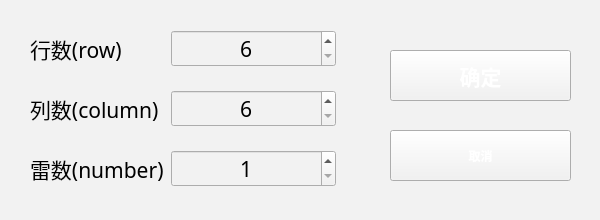
First picture: the form in uiFiles/ui_defined_parameter.ui, repository ljzloser/Solvable-Minesweeper, before the edit.
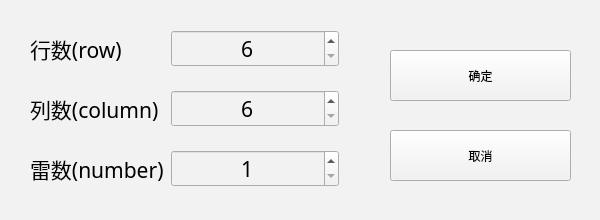
Second picture: the form after the edit. Icons and pictures are not drawn.

Diff of the .ui file:
```diff
--- a/uiFiles/ui_defined_parameter.ui
+++ b/uiFiles/ui_defined_parameter.ui
@@ -53,11 +53,6 @@
    <property name="focusPolicy">
     <enum>Qt::NoFocus</enum>
    </property>
-   <property name="styleSheet">
-    <string notr="true">border-image: url(media/button.png);
-font: 16pt &quot;黑体&quot;;
-color:white;font: bold;</string>
-   </property>
    <property name="text">
     <string>取消</string>
    </property>
@@ -71,23 +66,9 @@
      <height>51</height>
     </rect>
    </property>
-   <property name="font">
-    <font>
-     <family>黑体</family>
-     <pointsize>16</pointsize>
-     <weight>75</weight>
-     <italic>false</italic>
-     <bold>true</bold>
-    </font>
-   </property>
    <property name="focusPolicy">
     <enum>Qt::NoFocus</enum>
    </property>
-   <property name="styleSheet">
-    <string notr="true">border-image: url(media/button.png);
-font: 16pt &quot;黑体&quot;;
-color:white;font: bold;</string>
-   </property>
    <property name="text">
     <string>确定</string>
    </property>
@@ -106,7 +87,7 @@
     <rect>
      <x>30</x>
      <y>30</y>
-     <width>306</width>
+     <width>309</width>
      <height>157</height>
     </rect>
    </property>
```
